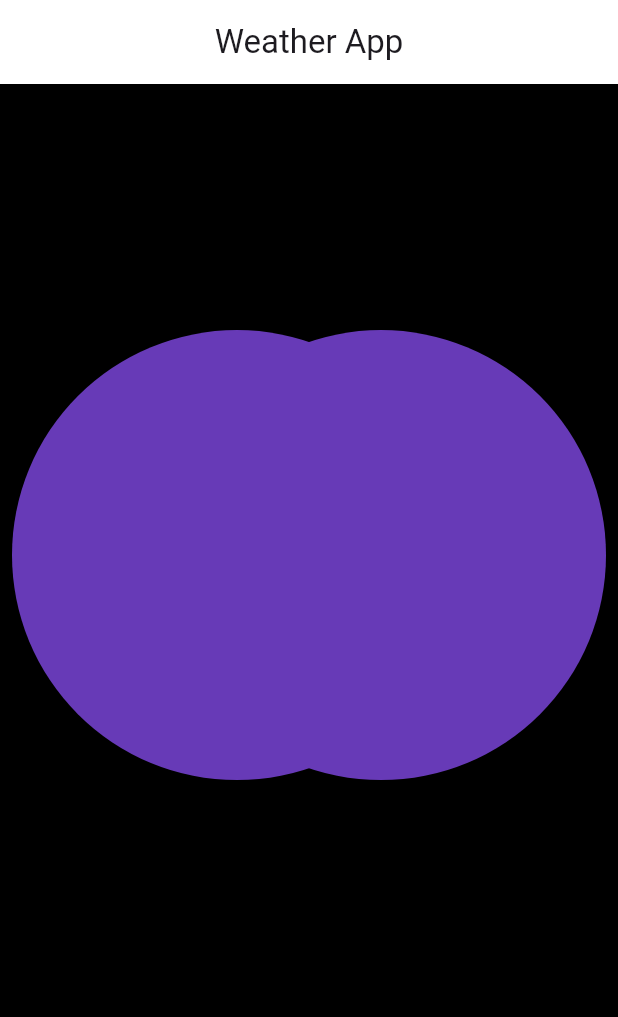
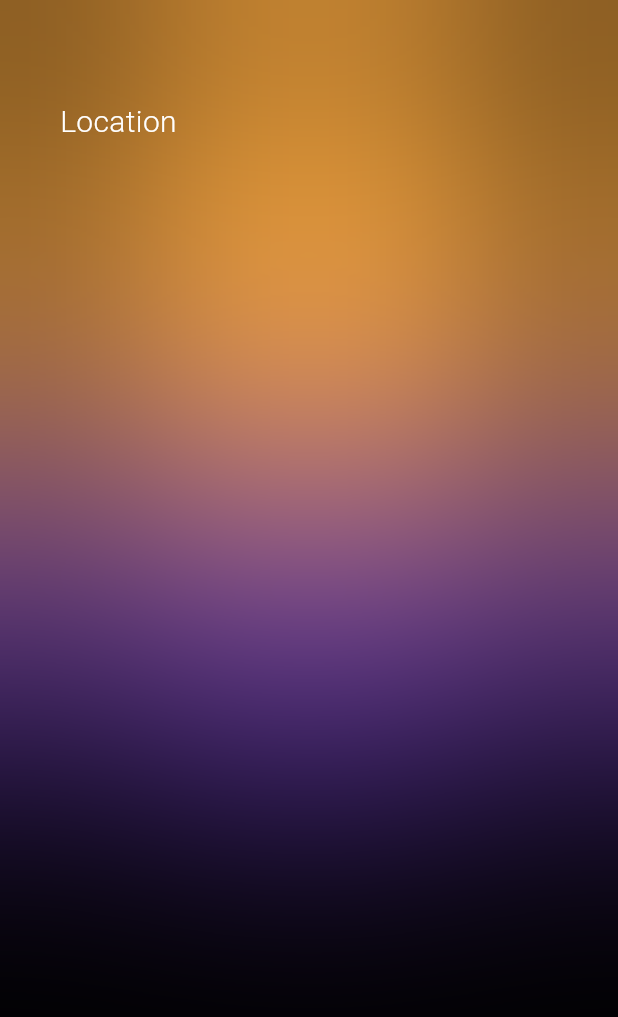
Before and after one commit to tondra93/Flutter-Bloc, a Flutter app: the screen it shows after launch, on a phone screen of 412 x 824 dp. Shown: the top 1017 px of the screen. Run offline on Flutter 3.47's test engine with Material 3 defaults, Android fonts, the phone set to English and light mode, and no system bars; our stand-ins replace bloc, equatable.

Commit message:
home_screen updated

```diff
--- a/lib/screens/home_screen.dart
+++ b/lib/screens/home_screen.dart
@@ -1,3 +1,5 @@
+import 'dart:ui';
+
 import 'package:flutter/material.dart';
 import 'package:flutter/services.dart';
 
@@ -9,16 +11,6 @@ class HomeScreen extends StatelessWidget {
     return Scaffold(
       backgroundColor: Colors.black,
       extendBodyBehindAppBar: true,
-      appBar: AppBar(
-        title: const Text('Weather App'),
-        centerTitle: true,
-        backgroundColor: Colors.white,
-        elevation: 0,
-        systemOverlayStyle: const SystemUiOverlayStyle(
-          statusBarColor: Colors.white,
-          statusBarIconBrightness: Brightness.dark,
-        ),
-      ),
       body: Padding(
         padding:const EdgeInsets.fromLTRB(40,1.2*kToolbarHeight,40,20),
         child: SizedBox(
@@ -46,6 +38,34 @@ class HomeScreen extends StatelessWidget {
                     color: Color(0xFF673AB7),
                   ),
                 ),
+              ),
+              Align(
+                alignment: const AlignmentDirectional(0,-1.2),
+                child: Container(
+                  height: 300,
+                  width: 600,
+                  decoration: const BoxDecoration(
+                    color: Color(0xFFFFAB40),
+                  ),
+                ),
+              ),
+              BackdropFilter(filter: ImageFilter.blur(sigmaX: 100.0, sigmaY: 100.0),
+              child: Container(
+                decoration: const BoxDecoration(color: Colors.transparent),
+              ),),
+              SizedBox(
+                width: MediaQuery.of(context).size.width,
+                height: MediaQuery.of(context).size.height,
+                child: const Column(
+                  crossAxisAlignment: CrossAxisAlignment.start,
+                  children: [
+                    Text('Location',style: TextStyle(
+                      color: Colors.white,
+                      fontSize: 20,
+                      fontWeight: FontWeight.w300,
+                    ),),
+                  ],
+                ),
               )
             ], ),
          ),
```
